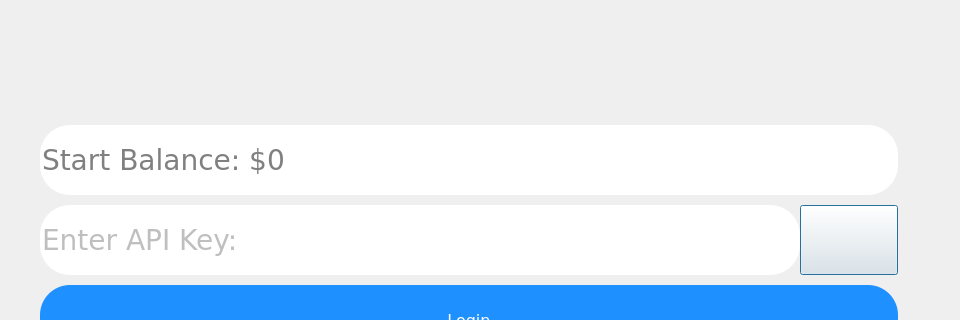
The window that MarketGame/initialaccountsetup.ui (plagentile/Market_Game) describes before a commit, drawn with Qt 5; both pictures show x 0 to 960 and y 308 to 628 of the 960 by 720 pixel window.
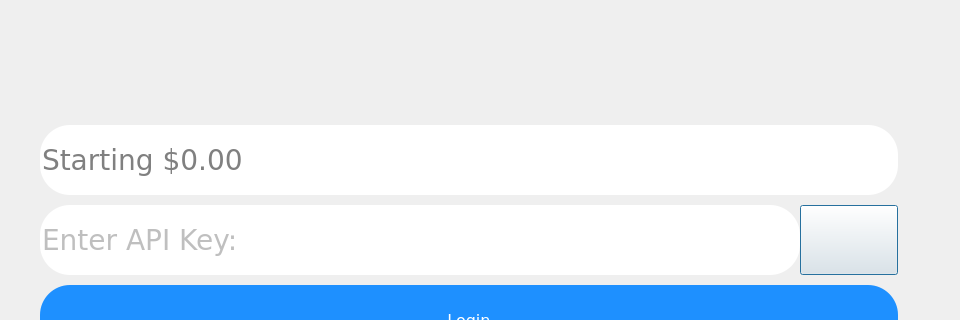
The same window after the commit. Icons and pictures are not drawn.

Commit message: fixed account ui, fixed inital input for balance

```diff
--- a/MarketGame/initialaccountsetup.ui
+++ b/MarketGame/initialaccountsetup.ui
@@ -103,39 +103,21 @@
      </spacer>
     </item>
     <item>
-     <widget class="QSpinBox" name="accountBalanceInput">
+     <widget class="QDoubleSpinBox" name="accountBalanceInput">
       <property name="sizePolicy">
-       <sizepolicy hsizetype="Minimum" vsizetype="MinimumExpanding">
+       <sizepolicy hsizetype="MinimumExpanding" vsizetype="MinimumExpanding">
         <horstretch>0</horstretch>
         <verstretch>0</verstretch>
        </sizepolicy>
       </property>
-      <property name="font">
-       <font>
-        <family>Verdana</family>
-        <pointsize>-1</pointsize>
-        <weight>50</weight>
-        <bold>false</bold>
-        <kerning>true</kerning>
-       </font>
-      </property>
       <property name="buttonSymbols">
        <enum>QAbstractSpinBox::NoButtons</enum>
       </property>
-      <property name="specialValueText">
-       <string/>
-      </property>
       <property name="prefix">
-       <string>Start Balance: $</string>
+       <string>Starting $</string>
       </property>
       <property name="maximum">
-       <number>1000000000</number>
-      </property>
-      <property name="singleStep">
-       <number>1000</number>
-      </property>
-      <property name="value">
-       <number>0</number>
+       <double>1000000000.000000000000000</double>
       </property>
      </widget>
     </item>
```
The commit also changes 3 other files.
